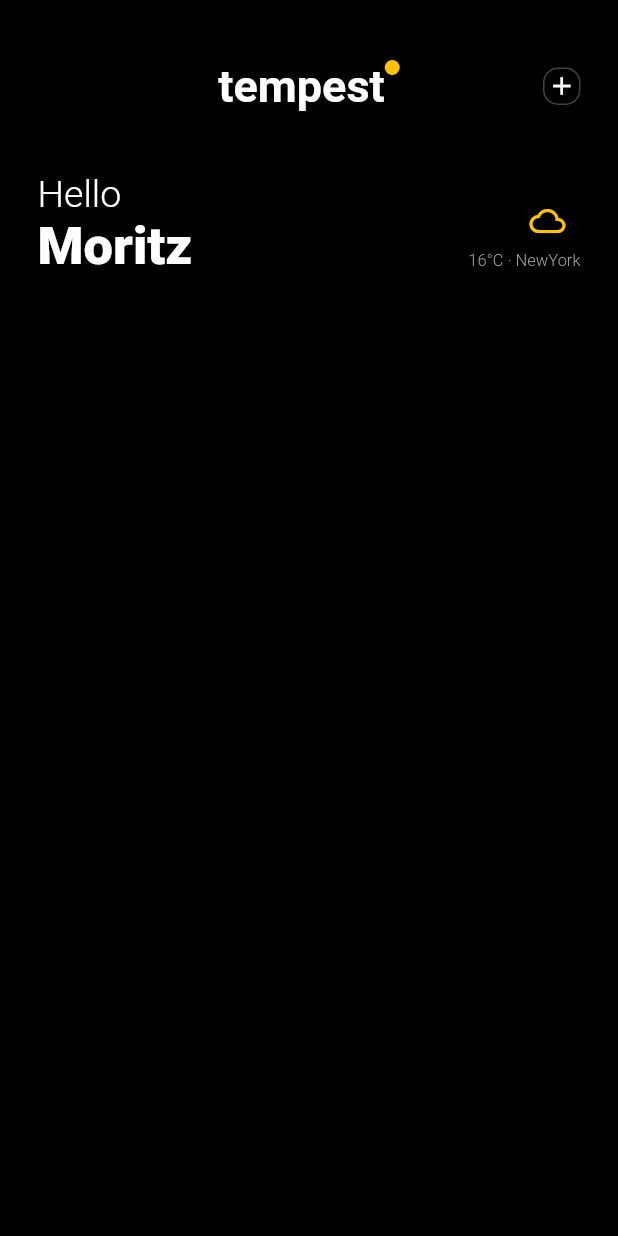
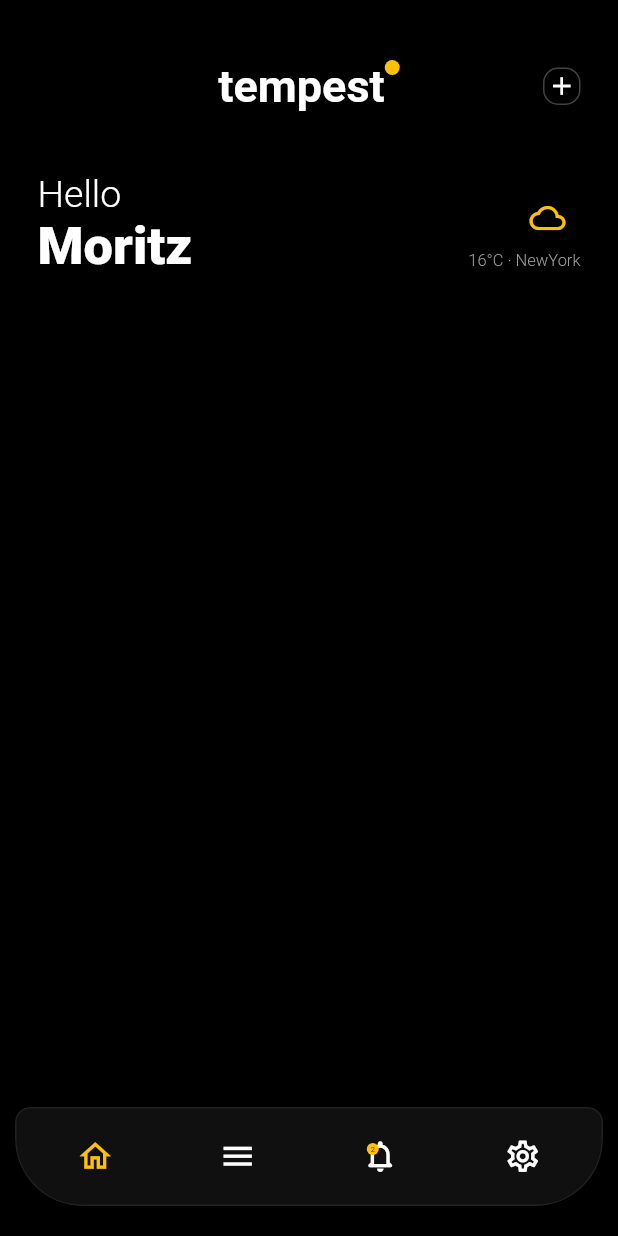
Before and after one commit to SRJ2910/assignment, a Flutter app: the screen it shows after launch, on a phone screen of 412 x 824 dp. Run offline on Flutter 3.47's test engine with Material 2 defaults, Android fonts, the phone set to English and light mode, and no system bars; our stand-ins replace google_fonts; Roboto replaces fonts that are missing (Courgette).

Commit message:
bottom navigator added succesfully

```diff
--- a/lib/Pages/Homepage.dart
+++ b/lib/Pages/Homepage.dart
@@ -1,4 +1,6 @@
 // ignore_for_file: prefer_const_constructors_in_immutables, file_names
+
+import 'dart:ui';
 
 import 'package:flutter/material.dart';
 import 'package:google_fonts/google_fonts.dart';
@@ -11,8 +13,7 @@ class Homepage extends StatefulWidget {
 }
 
 class _HomepageState extends State<Homepage> {
-  late TabController _tabController;
-
+  int i = 0;
   @override
   Widget build(BuildContext context) {
     return Scaffold(
@@ -113,7 +114,7 @@ class _HomepageState extends State<Homepage> {
                               ),
                             ),
                             SizedBox(
-                              height: 8.0,
+                              height: 10.0,
                             ),
                             Text(
                               '16°C · NewYork',
@@ -133,6 +134,129 @@ class _HomepageState extends State<Homepage> {
           ]),
         ),
       ),
+      bottomNavigationBar: Padding(
+        padding: const EdgeInsets.only(left: 10.0, right: 10.0, bottom: 20.0),
+        child: Positioned(
+          top: 32,
+          left: 0,
+          right: 0,
+          child: blurBox(
+            borderRadius: const BorderRadius.only(
+              topLeft: Radius.circular(10),
+              topRight: Radius.circular(10),
+              bottomRight: Radius.circular(45),
+              bottomLeft: Radius.circular(45),
+            ),
+            child: Container(
+              height: 66,
+              decoration: BoxDecoration(
+                color: Colors.grey.withOpacity(0.1),
+                borderRadius: const BorderRadius.only(
+                  topLeft: Radius.circular(10),
+                  topRight: Radius.circular(10),
+                  bottomRight: Radius.circular(45),
+                  bottomLeft: Radius.circular(45),
+                ),
+                border: Border.all(
+                  color: Colors.grey.shade900,
+                  width: 1,
+                ),
+              ),
+              child: Padding(
+                padding: EdgeInsets.symmetric(horizontal: 5),
+                child: Row(
+                  mainAxisAlignment: MainAxisAlignment.spaceAround,
+                  children: [
+                    IconButton(
+                        onPressed: () {
+                          setState(() {
+                            i = 0;
+                          });
+                        },
+                        icon: Icon(
+                          Icons.home_outlined,
+                          size: 25,
+                          color: i == 0 ? Colors.amber : Colors.white,
+                        )),
+                    IconButton(
+                        onPressed: () {
+                          setState(() {
+                            i = 1;
+                          });
+                        },
+                        icon: Icon(
+                          Icons.menu_sharp,
+                          size: 25,
+                          color: i == 1 ? Colors.amber : Colors.white,
+                        )),
+                    Stack(
+                      children: <Widget>[
+                        IconButton(
+                            icon: Icon(
+                              Icons.notifications_none_rounded,
+                              size: 25,
+                              color: i == 2 ? Colors.amber : Colors.white,
+                            ),
+                            onPressed: () {
+                              setState(() {
+                                i = 2;
+                              });
+                            }),
+                        Positioned(
+                          left: 15,
+                          top: 15,
+                          child: Container(
+                            padding: const EdgeInsets.all(1),
+                            height: 8,
+                            width: 8,
+                            decoration: BoxDecoration(
+                              color: Colors.amber,
+                              borderRadius: BorderRadius.circular(20),
+                            ),
+                            child: const Text(
+                              '2',
+                              style: TextStyle(
+                                // color: kBlackColor,
+                                fontSize: 5,
+                              ),
+                              textAlign: TextAlign.center,
+                            ),
+                          ),
+                        )
+                      ],
+                    ),
+                    IconButton(
+                        onPressed: () {
+                          setState(() {
+                            i = 3;
+                          });
+                        },
+                        icon: Icon(
+                          Icons.settings_outlined,
+                          size: 25,
+                          color: i == 3 ? Colors.amber : Colors.white,
+                        )),
+                  ],
+                ),
+              ),
+            ),
+          ),
+        ),
+      ),
     );
   }
+
+  Widget blurBox({
+    @required Widget? child,
+    BorderRadius? borderRadius,
+    double sigmaX = 5,
+    double sigmaY = 5,
+  }) =>
+      ClipRRect(
+        borderRadius: borderRadius ?? BorderRadius.zero,
+        child: BackdropFilter(
+          filter: ImageFilter.blur(sigmaX: sigmaX, sigmaY: sigmaY),
+          child: child,
+        ),
+      );
 }
```
